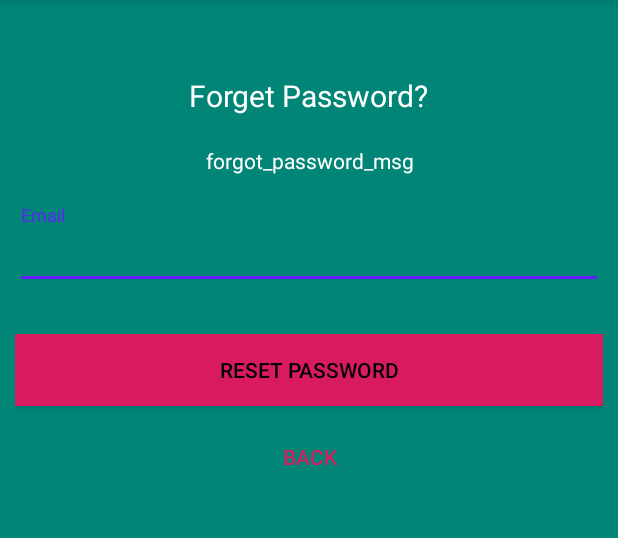
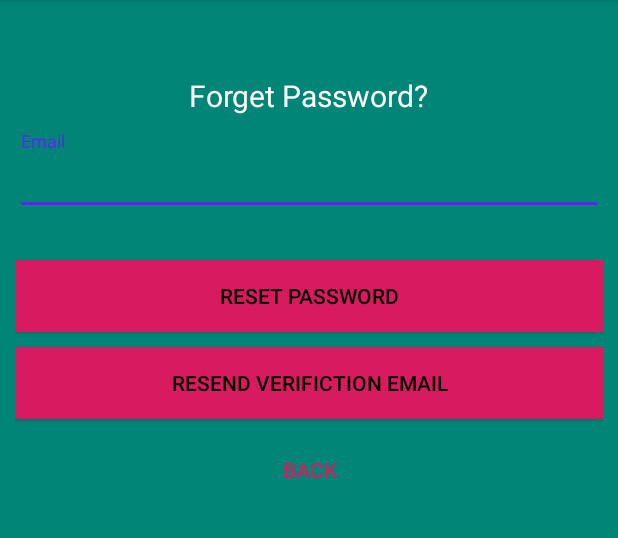
Before and after one commit to janim2/AutoDokta, an Android app: the ResetPasswordActivity screen opened directly, with no data from a screen before it, on a phone screen of 412 x 824 dp, the part 84-622 px from its top. Run offline under Robolectric (Android 15) with nearby library versions, the phone set to English and light mode, and no system bars; our stand-ins replace Firebase (no records; nobody signed in at launch, a user with empty details on screens opened directly).

Commit message:
Added Email verification

```diff
--- a/app/src/main/java/com/autodokta/app/ResetPasswordActivity.java
+++ b/app/src/main/java/com/autodokta/app/ResetPasswordActivity.java
@@ -13,11 +13,12 @@ import android.widget.Toast;
 import com.google.android.gms.tasks.OnCompleteListener;
 import com.google.android.gms.tasks.Task;
 import com.google.firebase.auth.FirebaseAuth;
+import com.google.firebase.auth.FirebaseUser;
 
 public class ResetPasswordActivity extends AppCompatActivity {
 
     private EditText inputEmail;
-    private Button btnReset, btnBack;
+    private Button btnReset, btnBack, resend_v_link;
     private FirebaseAuth auth;
     private ProgressBar progressBar;
 
@@ -29,6 +30,7 @@ public class ResetPasswordActivity extends AppCompatActivity {
         inputEmail = (EditText) findViewById(R.id.email);
         btnReset = (Button) findViewById(R.id.btn_reset_password);
         btnBack = (Button) findViewById(R.id.btn_back);
+        resend_v_link = (Button) findViewById(R.id.resend_v_link);
         progressBar = (ProgressBar) findViewById(R.id.progressBar);
 
         auth = FirebaseAuth.getInstance();
@@ -64,12 +66,34 @@ public class ResetPasswordActivity extends AppCompatActivity {
                         progressBar.setVisibility(View.GONE);
                     }
                 });
-
             }
         });
 
 //    end of Reset action logic
 
+        resend_v_link.setOnClickListener(new View.OnClickListener() {
+            @Override
+            public void onClick(View v) {
+                resendVerificationLink();
+            }
+        });
 
     }
+
+    private void resendVerificationLink() {
+        progressBar.setVisibility(View.VISIBLE);
+        FirebaseUser firebaseUser = FirebaseAuth.getInstance().getCurrentUser();
+
+        if(firebaseUser!=null){
+//            firebaseUser.reload();
+//            if(!firebaseUser.isEmailVerified()) {
+                firebaseUser.sendEmailVerification();
+                Toast.makeText(ResetPasswordActivity.this, "Email Sent!", Toast.LENGTH_LONG).show();
+            }else {
+                Toast.makeText(ResetPasswordActivity.this, "Your email has been verified! You can login now.", Toast.LENGTH_LONG).show();
+            }
+//        }
+        progressBar.setVisibility(View.GONE);
+    }
+
 }
--- a/app/src/main/res/layout/activity_reset_password.xml
+++ b/app/src/main/res/layout/activity_reset_password.xml
@@ -26,15 +26,15 @@
             android:textColor="@android:color/white"
             android:textSize="20dp" />
 
-        <TextView
-            android:layout_width="wrap_content"
-            android:layout_height="wrap_content"
-            android:layout_marginBottom="10dp"
-            android:gravity="center_horizontal"
-            android:padding="10dp"
-            android:text="forgot_password_msg"
-            android:textColor="@android:color/white"
-            android:textSize="14dp" />
+        <!--<TextView-->
+            <!--android:layout_width="wrap_content"-->
+            <!--android:layout_height="wrap_content"-->
+            <!--android:layout_marginBottom="10dp"-->
+            <!--android:gravity="center_horizontal"-->
+            <!--android:padding="10dp"-->
+            <!--android:text="forgot_password_msg"-->
+            <!--android:textColor="@android:color/white"-->
+            <!--android:textSize="14dp" />-->
 
         <android.support.design.widget.TextInputLayout
             android:layout_width="match_parent"
@@ -62,6 +62,15 @@
             android:textColor="@android:color/black" />
 
         <Button
+            android:id="@+id/resend_v_link"
+            android:layout_width="fill_parent"
+            android:layout_height="wrap_content"
+            android:layout_marginTop="10dip"
+            android:background="@color/resetColorAccent"
+            android:text="RESEND VERIFICTION EMAIL"
+            android:textColor="@android:color/black" />
+
+        <Button
             android:id="@+id/btn_back"
             android:layout_width="wrap_content"
             android:layout_height="wrap_content"
```
Also changed, not shown: app/src/main/java/com/autodokta/app/LoginActivity.java (+18 -3 lines), app/src/main/java/com/autodokta/app/RegisterActivity.java (+22 -0 lines).
